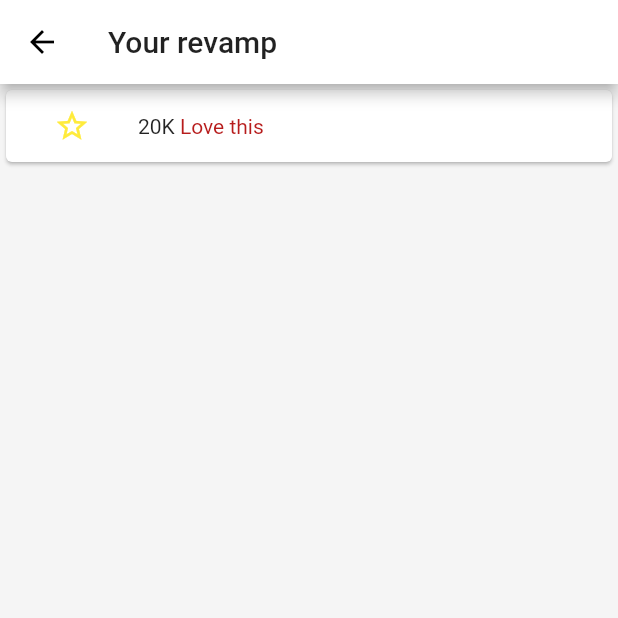
After one commit to DR-DinoMight/revamp_flutter, a Flutter app: the screen it shows after launch, item 3 of the bottom bar chosen, after a tap on "press me", on a phone screen of 412 x 824 dp, the top half of it. The commit adds this screen. Run offline on Flutter 3.47's test engine with Material 2 defaults, Android fonts, the phone set to English and light mode, and no system bars.

Commit message:
Added basic screens

```diff
--- a/lib/screens/home.dart
+++ b/lib/screens/home.dart
@@ -3,6 +3,7 @@ import 'package:revamp_flutter/themes/default.dart';
 
 import 'revamps_list.dart';
 import 'homepage.dart';
+import 'marketplace.dart';
 
 class Home extends StatefulWidget {
   @override
@@ -13,6 +14,8 @@ class _HomeState extends State<Home> {
   int _currentIndex = 0;
   final List<Widget> _children = [
     Homepage(),
+    RevampsListScreen(),
+    MarketplaceScreen(),
     RevampsListScreen(),
   ];
 
@@ -47,6 +50,10 @@ class _HomeState extends State<Home> {
             title: Text('Revamps'),
           ),
           BottomNavigationBarItem(
+            icon: Icon(Icons.shopping_cart),
+            title: Text('Market'),
+          ),
+          BottomNavigationBarItem(
             icon: Icon(Icons.notifications),
             title: Text('Notifications'),
           ),
--- /dev/null
+++ b/lib/screens/item.dart
@@ -0,0 +1,62 @@
+import 'package:flutter/material.dart';
+import 'package:revamp_flutter/themes/default.dart';
+import 'package:revamp_flutter/widgets/shared/rv_card.dart';
+import 'package:revamp_flutter/widgets/shared/rv_card_list_container.dart';
+
+class ItemScreen extends StatefulWidget {
+  final String title;
+
+  ItemScreen({this.title});
+
+  @override
+  _ItemScreenState createState() => _ItemScreenState();
+}
+
+class _ItemScreenState extends State<ItemScreen> {
+  var _icon = Icons.star_border;
+
+  void toggleIcons() {
+    setState(() {
+      _icon = _icon == Icons.star_border ? Icons.star : Icons.star_border;
+    });
+  }
+
+  @override
+  Widget build(BuildContext context) {
+    return Scaffold(
+        appBar: AppBar(
+          title: Text('Your revamp'),
+        ),
+        body: Column(
+          children: <Widget>[
+            RvCard(
+              body: Center(
+                child: Column(
+                  children: <Widget>[
+                    Row(
+                      children: [
+                        FlatButton(
+                          child: Icon(
+                            _icon,
+                            color: Colors.yellow,
+                          ),
+                          onPressed: () {
+                            toggleIcons();
+                          },
+                          padding: EdgeInsets.only(right: 0),
+                        ),
+                        Text('20K'),
+                        Text(
+                          ' Love this',
+                          style: TextStyle(color: Colors.red[900]),
+                        )
+                      ],
+                    ),
+                  ],
+                ),
+              ),
+            )
+          ],
+        ));
+  }
+}
--- /dev/null
+++ b/lib/screens/marketplace.dart
@@ -0,0 +1,64 @@
+import 'package:flutter/material.dart';
+import 'package:revamp_flutter/themes/default.dart';
+import 'package:revamp_flutter/widgets/shared/rv_card.dart';
+import 'package:revamp_flutter/widgets/shared/rv_card_list_container.dart';
+
+import 'item.dart';
+
+class MarketplaceScreen extends StatefulWidget {
+  final String title;
+
+  MarketplaceScreen({this.title});
+
+  @override
+  _MarketplaceScreenState createState() => _MarketplaceScreenState();
+}
+
+class _MarketplaceScreenState extends State<MarketplaceScreen> {
+  @override
+  Widget build(BuildContext context) {
+    return Scaffold(
+      body: Container(
+        margin: RvEdgeInsets.container,
+        child: ListView(
+          // This next line does the trick.
+          scrollDirection: Axis.vertical,
+          children: <Widget>[
+            RvCardListContainer(
+              title: 'Recently posted items',
+              cards: [
+                RvCard(
+                  body: RaisedButton(
+                    onPressed: () {
+                      Navigator.push(
+                        context,
+                        MaterialPageRoute(builder: (context) => ItemScreen()),
+                      );
+                    },
+                    child: Text("press me"),
+                  ),
+                ),
+              ],
+            ),
+            RvCardListContainer(
+              title: 'Things we think you\'ll like',
+              cards: [
+                RvCard(
+                  body: RaisedButton(
+                    onPressed: () {
+                      Navigator.push(
+                        context,
+                        MaterialPageRoute(builder: (context) => ItemScreen()),
+                      );
+                    },
+                    child: Text("press me"),
+                  ),
+                ),
+              ],
+            ),
+          ],
+        ),
+      ),
+    );
+  }
+}
```
